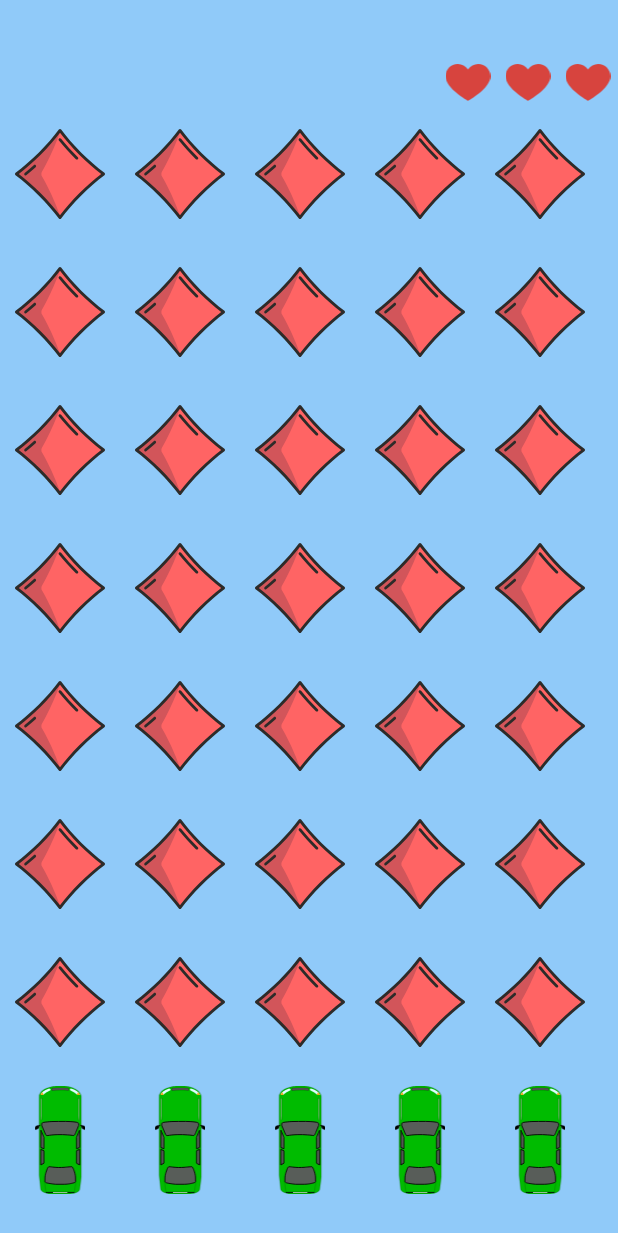
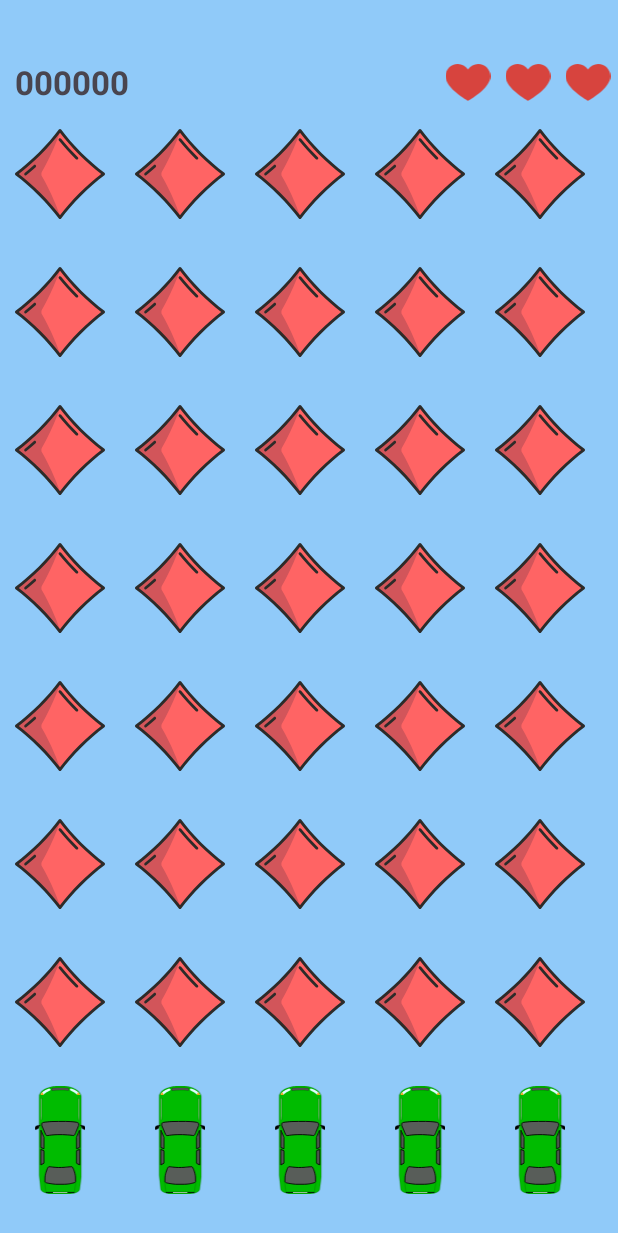
Before and after one commit to Novanard/Three-Lane-Road, an Android app: the layout activity_main.xml on its own in the app's theme, with its tools: preview values and no code run, on a phone screen of 412 x 824 dp. Shown: the top 1233 px of the screen. Run offline under Robolectric (Android 15) with nearby library versions, the phone set to English and light mode, and no system bars.

Commit message:
Finished Coins and Score

```diff
--- a/app/src/main/java/com/example/three_lane_road/MainActivity.kt
+++ b/app/src/main/java/com/example/three_lane_road/MainActivity.kt
@@ -5,6 +5,7 @@ import android.util.Log
 import android.view.View
 import android.view.ViewGroup
 import android.widget.ImageView
+import android.widget.TextView
 import androidx.appcompat.app.AppCompatActivity
 import androidx.appcompat.widget.AppCompatImageView
 import com.google.android.material.floatingactionbutton.FloatingActionButton
@@ -19,18 +20,16 @@ class MainActivity : AppCompatActivity() {
     private lateinit var mainLeftArrow: FloatingActionButton
     private lateinit var mainRightArrow: FloatingActionButton
     private lateinit var lives: Array<AppCompatImageView>
+    private lateinit var score:TextView
     private var tiltDetector: TiltDetector? = null
 
     override fun onCreate(savedInstanceState: Bundle?) {
         super.onCreate(savedInstanceState)
         setContentView(R.layout.activity_main)
-
         // Retrieve the control mode from the Intent
         val controlMode = intent.getStringExtra("CONTROL_MODE") ?: "buttons"
-
         findViews()
         controller = GameController(matrix, lives, this)
-
         if (controlMode == "buttons") {
             // Initialize game with buttons
             initArrows()
@@ -44,11 +43,12 @@ class MainActivity : AppCompatActivity() {
             findViewById<FloatingActionButton>(R.id.rightArrowBtn).visibility= View.GONE
         }
         controller.startGame()
+
     }
-
     private fun findViews() {
         mainRightArrow = findViewById(R.id.rightArrowBtn)
         mainLeftArrow = findViewById(R.id.leftArrowBtn)
+        score=findViewById(R.id.score_textview)
         lives = arrayOf(
             findViewById(R.id.main_heart1),
             findViewById(R.id.main_heart2),
--- a/app/src/main/java/logic/GameController.kt
+++ b/app/src/main/java/logic/GameController.kt
@@ -1,5 +1,6 @@
 package logic
 
+import android.app.Activity
 import android.content.Context
 import android.os.Build
 import android.os.Handler
@@ -10,8 +11,10 @@ import android.os.VibratorManager
 import android.util.Log
 import android.view.View
 import android.widget.ImageView
+import android.widget.TextView
 import android.widget.Toast
 import androidx.appcompat.widget.AppCompatImageView
+import com.example.three_lane_road.R
 import interfaces.TiltCallback
 import kotlinx.coroutines.Runnable
 import utilities.TiltDetector
@@ -22,11 +25,12 @@ class GameController(
     private val context: Context
 ) : TiltCallback {
     private var currLane = 2
+    private var score=0
     private var numLives = 3
     private val numLanes = 5
     private val handler = Handler(Looper.getMainLooper())
     private var gameStarted = true
-
+    private var obsCounter = 0 // For every 3 obstacles 1 coin is spawned
     init {
         prepareMatrix()
         resetGameState()
@@ -56,12 +60,23 @@ class GameController(
                     resetGameState()
                 }
                 moveObstaclesDown()
+                moveCoinsDown()
+                score+=1 // "Increasing the score/odometer"
+                refreshScore()
+                if(obsCounter==3) { //If we reached 3 obstacles we spawn a coin and reset the counter
+                    obsCounter = 0
+                    addRandomCoin()
+                }
+                else
                 addRandomObstacle()
+
                 handler.postDelayed(this, 1000)
             }
         }, 1000)
     }
-
+    fun refreshScore(){
+        (context as Activity).findViewById<TextView>(R.id.score_textview).setText(score.toString())
+    }
     fun changeLane(targetLane: Int) {
         val newLane = targetLane.coerceIn(0, numLanes - 1) // Ensure target lane is valid
 
@@ -86,34 +101,75 @@ class GameController(
     private fun addRandomObstacle() {
         val randomLane = (0 until numLanes).random()
         matrix[0][randomLane].visibility = View.VISIBLE
+        matrix[0][randomLane].tag="OBSTACLE"
+        obsCounter+=1
+    }
+
+    private fun addRandomCoin(){
+        val randomLane = (0 until numLanes).random()
+        matrix[0][randomLane].setImageResource(R.drawable.coin) //Changing the image from obstacle to a coin
+        matrix[0][randomLane].visibility=View.VISIBLE
+        matrix[0][randomLane].tag="COIN"
     }
 
     private fun moveObstaclesDown() {
-        // Process rows from bottom to top, excluding the car row
-        for (i in matrix.size - 2 downTo 0) {
+        for (i in matrix.size - 2 downTo 0) { // Start from the second-to-last row
             for (j in 0 until numLanes) {
-                if (matrix[i][j].visibility == View.VISIBLE) {
-                    matrix[i][j].visibility = View.INVISIBLE // Clear current position
+                if (matrix[i][j].visibility == View.VISIBLE && matrix[i][j].tag == "OBSTACLE") {
+                    matrix[i][j].visibility = View.INVISIBLE
+                    matrix[i][j].tag = null
 
                     // Move obstacle to the next row
-                    if (matrix[i + 1][j].visibility == View.VISIBLE) {
-                        // If the next position is visible, it means a crash occurred
+                    if (i + 1 == matrix.size - 2 && j == currLane) {
+                        // If the obstacle is just above the car, trigger a crash
                         handleCrash()
-                    } else {
+                    } else if (matrix[i + 1][j].visibility != View.VISIBLE) {
+                        matrix[i + 1][j].setImageResource(R.drawable.obs_icon)
                         matrix[i + 1][j].visibility = View.VISIBLE
+                        matrix[i + 1][j].tag = "OBSTACLE"
                     }
                 }
             }
         }
 
-        // Handle the bottom row separately (obstacles reaching the end without a crash)
+        // Clear obstacles reaching the second-to-last row
         for (j in 0 until numLanes) {
-            if (matrix[matrix.size - 1][j].visibility == View.VISIBLE && j != currLane) {
-                // Clear obstacle only if it's not the car
-                matrix[matrix.size - 1][j].visibility = View.INVISIBLE
+            if (matrix[matrix.size - 2][j].visibility == View.VISIBLE && matrix[matrix.size - 2][j].tag == "OBSTACLE") {
+                matrix[matrix.size - 2][j].visibility = View.INVISIBLE
+                matrix[matrix.size - 2][j].tag = null
             }
         }
     }
+
+    private fun moveCoinsDown() {
+        for (i in matrix.size - 2 downTo 0) { // Start from the second-to-last row
+            for (j in 0 until numLanes) {
+                if (matrix[i][j].visibility == View.VISIBLE && matrix[i][j].tag == "COIN") {
+                    matrix[i][j].visibility = View.INVISIBLE
+                    matrix[i][j].tag = null
+
+                    // Move coin to the next row
+                    if (i + 1 == matrix.size - 2 && j == currLane) {
+                        // If the coin is just above the car, collect the coin
+                        collectCoin()
+                    } else if (matrix[i + 1][j].visibility != View.VISIBLE) {
+                        matrix[i + 1][j].setImageResource(R.drawable.coin)
+                        matrix[i + 1][j].visibility = View.VISIBLE
+                        matrix[i + 1][j].tag = "COIN"
+                    }
+                }
+            }
+        }
+
+        // Clear coins reaching the second-to-last row
+        for (j in 0 until numLanes) {
+            if (matrix[matrix.size - 2][j].visibility == View.VISIBLE && matrix[matrix.size - 2][j].tag == "COIN") {
+                matrix[matrix.size - 2][j].visibility = View.INVISIBLE
+                matrix[matrix.size - 2][j].tag = null
+            }
+        }
+    }
+
 
     private fun handleCrash() {
         numLives -= 1 // Decrement lives
@@ -127,6 +183,10 @@ class GameController(
             endGame()
         }
     }
+    private fun collectCoin(){
+        score+=1
+    }
+
 
     private fun endGame() {
         gameStarted = false
@@ -164,6 +224,10 @@ class GameController(
         return currLane
     }
 
+    fun getScore():Int{
+        return score
+    }
+
     // SENSOR FUNCTIONS
     override fun tiltLeft() {
         if (currLane > 0) {
--- /dev/null
+++ b/app/src/main/res/drawable/coin.xml
@@ -0,0 +1,46 @@
+
+<vector xmlns:android="http://schemas.android.com/apk/res/android"
+    android:width="800dp"
+    android:height="800dp"
+    android:viewportWidth="58.007"
+    android:viewportHeight="58.007">
+    <path android:pathData="M52.003,29.211v1.238c0,6.932-11.641,12.551-26,12.551   c-7.926,0-15.019-1.714-19.788-4.414C7.823,44.831,18.751,50,32.003,50c14.359,0,26-6.068,26-13   C58.003,33.952,55.747,31.266,52.003,29.211" android:fillColor="#FCC62D" />
+    <path android:pathData="M32.003,50c-14.359,0-26-6.068-26-13v8.448c0,6.932,11.641,12.552,26,12.552   s26-5.62,26-12.552V37C58.003,43.932,46.362,50,32.003,50" android:fillColor="#E4AF18" />
+    <path android:pathData="M9.003,51.349c0.59,0.539,1.259,1.055,2,1.545v-8.291   c-0.741-0.51-1.41-1.045-2-1.603V51.349z" android:fillColor="#CE9912" />
+    <path android:pathData="M53.003,44.603v8.291c0.741-0.489,1.41-1.006,2-1.545V43   C54.414,43.558,53.745,44.093,53.003,44.603" android:fillColor="#CE9912" />
+    <path android:pathData="M13.003,54.06c0.632,0.327,1.3,0.636,2,0.929v-8.193   c-0.7-0.308-1.368-0.633-2-0.975V54.06z" android:fillColor="#CE9912" />
+    <path android:pathData="M49.003,54.988c0.7-0.292,1.368-0.602,2-0.929V45.82   c-0.632,0.342-1.3,0.668-2,0.975V54.988z" android:fillColor="#CE9912" />
+    <path android:pathData="M17.003,55.745c0.646,0.221,1.313,0.427,2,0.619V48.25   c-0.687-0.204-1.354-0.423-2-0.656V55.745z" android:fillColor="#CE9912" />
+    <path android:pathData="M45.003,56.364c0.687-0.192,1.354-0.398,2-0.619v-8.151   c-0.646,0.233-1.313,0.452-2,0.656V56.364z" android:fillColor="#CE9912" />
+    <path android:pathData="M22.003,57.084c0.653,0.132,1.321,0.25,2,0.355v-8.044   c-0.679-0.113-1.347-0.239-2-0.379V57.084z" android:fillColor="#CE9912" />
+    <path android:pathData="M40.003,57.439c0.679-0.106,1.347-0.224,2-0.355v-8.069   c-0.653,0.14-1.321,0.266-2,0.38V57.439z" android:fillColor="#CE9912" />
+    <path android:pathData="M28.003,57.899c0.658,0.049,1.326,0.083,2,0.107v-8.003   c-0.674-0.026-1.342-0.062-2-0.115V57.899z" android:fillColor="#CE9912" />
+    <path android:pathData="M34.003,58.007c0.674-0.025,1.342-0.058,2-0.107v-8.012   c-0.658,0.053-1.326,0.089-2,0.116V58.007z" android:fillColor="#CE9912" />
+    <path android:pathData="M26.003,34.993c-14.359,0-26-6.068-26-13v8.448c0,6.932,11.641,12.552,26,12.552   s26-5.62,26-12.552v-8.448C52.003,28.925,40.362,34.993,26.003,34.993" android:fillColor="#E4AF18" />
+    <path android:pathData="M3.003,36.342c0.59,0.539,1.259,1.055,2,1.545v-8.291   c-0.741-0.51-1.41-1.045-2-1.602V36.342z" android:fillColor="#CE9912" />
+    <path android:pathData="M47.003,29.596v8.291c0.741-0.489,1.41-1.006,2-1.545v-8.349   C48.414,28.551,47.745,29.086,47.003,29.596" android:fillColor="#CE9912" />
+    <path android:pathData="M7.003,39.053c0.632,0.327,1.3,0.636,2,0.929v-8.193   c-0.7-0.308-1.368-0.633-2-0.975V39.053z" android:fillColor="#CE9912" />
+    <path android:pathData="M43.003,39.981c0.7-0.292,1.368-0.601,2-0.929v-8.239   c-0.632,0.342-1.3,0.668-2,0.975V39.981z" android:fillColor="#CE9912" />
+    <path android:pathData="M11.003,40.738c0.646,0.221,1.313,0.427,2,0.619v-8.114   c-0.687-0.204-1.354-0.423-2-0.656V40.738z" android:fillColor="#CE9912" />
+    <path android:pathData="M39.003,41.357c0.687-0.192,1.354-0.398,2-0.619v-8.151   c-0.646,0.233-1.313,0.452-2,0.656V41.357z" android:fillColor="#CE9912" />
+    <path android:pathData="M16.003,42.077c0.653,0.132,1.321,0.25,2,0.355v-8.044   c-0.679-0.113-1.347-0.239-2-0.379V42.077z" android:fillColor="#CE9912" />
+    <path android:pathData="M34.003,42.433c0.679-0.106,1.347-0.224,2-0.355v-8.069   c-0.653,0.14-1.321,0.266-2,0.38V42.433z" android:fillColor="#CE9912" />
+    <path android:pathData="M22.003,42.893c0.658,0.049,1.326,0.083,2,0.107v-8.003   c-0.674-0.026-1.342-0.062-2-0.115V42.893z" android:fillColor="#CE9912" />
+    <path android:pathData="M28.003,43c0.674-0.025,1.342-0.058,2-0.107v-8.012   c-0.658,0.053-1.326,0.089-2,0.116V43z" android:fillColor="#CE9912" />
+    <path android:pathData="M51.32,33.302C48.643,38.858,38.329,43,26.003,43c-4.604,0-8.926-0.58-12.677-1.593   c3.628,2.463,10.085,4.559,18.677,4.559c13.682,0,22-5.311,22-8.966C54.003,35.78,53.064,34.486,51.32,33.302" android:fillColor="#FFD949" />
+    <path android:pathData="M31.003,33c-14.359,0-26-5.62-26-12.552v-5.652c-3.141,1.969-5,4.438-5,7.204   c0,6.932,11.641,13,26,13c6.914,0,13.192-1.409,17.849-3.642C40.061,32.401,35.678,33,31.003,33" android:fillColor="#FFD949" />
+    <path android:pathData="M31.003,24.993c-14.359,0-26-6.068-26-13v8.448c0,6.932,11.641,12.552,26,12.552   c14.359,0,26-5.62,26-12.552v-8.448C57.003,18.925,45.362,24.993,31.003,24.993" android:fillColor="#E4AF18" />
+    <path android:pathData="M8.003,26.342c0.59,0.539,1.259,1.055,2,1.545v-8.291   c-0.741-0.51-1.41-1.045-2-1.602V26.342z" android:fillColor="#CE9912" />
+    <path android:pathData="M52.003,19.596v8.291c0.741-0.489,1.41-1.006,2-1.545v-8.349   C53.414,18.551,52.745,19.086,52.003,19.596" android:fillColor="#CE9912" />
+    <path android:pathData="M12.003,29.053c0.632,0.327,1.3,0.636,2,0.929v-8.193   c-0.7-0.308-1.368-0.633-2-0.975V29.053z" android:fillColor="#CE9912" />
+    <path android:pathData="M48.003,29.981c0.7-0.292,1.368-0.601,2-0.929v-8.239   c-0.632,0.342-1.3,0.668-2,0.975V29.981z" android:fillColor="#CE9912" />
+    <path android:pathData="M16.003,30.738c0.646,0.221,1.313,0.427,2,0.619v-8.114   c-0.687-0.204-1.354-0.423-2-0.656V30.738z" android:fillColor="#CE9912" />
+    <path android:pathData="M44.003,31.357c0.687-0.192,1.354-0.398,2-0.619v-8.151   c-0.646,0.233-1.313,0.452-2,0.656V31.357z" android:fillColor="#CE9912" />
+    <path android:pathData="M21.003,32.077c0.653,0.132,1.321,0.25,2,0.355v-8.044   c-0.679-0.113-1.347-0.239-2-0.379V32.077z" android:fillColor="#CE9912" />
+    <path android:pathData="M39.003,32.433c0.679-0.106,1.347-0.224,2-0.355v-8.069   c-0.653,0.14-1.321,0.266-2,0.38V32.433z" android:fillColor="#CE9912" />
+    <path android:pathData="M27.003,32.893c0.658,0.049,1.326,0.083,2,0.107v-8.003   c-0.674-0.026-1.342-0.062-2-0.115V32.893z" android:fillColor="#CE9912" />
+    <path android:pathData="M33.003,33c0.674-0.025,1.342-0.058,2-0.107v-8.012   c-0.658,0.053-1.326,0.089-2,0.116V33z" android:fillColor="#CE9912" />
+    <path android:pathData="M57.003,12c0,6.932-11.641,13-26,13c-14.359,0-26-6.068-26-13   c0-6.932,11.641-12,26-12C45.362,0,57.003,5.068,57.003,12" android:fillColor="#FCC62D" />
+    <path android:pathData="M31.003,20.966c-13.682,0-22-5.31-22-8.966c0-3.655,8.318-9,22-9   c13.682,0,22,5.345,22,9C53.003,15.656,44.685,20.966,31.003,20.966" android:fillColor="#FFD949" />
+    <path android:pathData="M37.784,13.359c0.82-0.174,1.301-0.68,1.124-1.257l-0.19-0.616   c-0.139-0.453-0.68-0.831-1.343-1.019c-0.902-1.927-3.202-2.625-6.618-2.625c-0.162,0-0.32,0.004-0.476,0.01   c-1.166,0.048-2.329-0.064-3.236-0.396c-0.37-0.135-0.671-0.276-0.87-0.423c-0.09-0.066-0.308-0.024-0.308,0.06   c0,0.146,0.011,0.319,0.043,0.511c0.124,0.747-0.024,0.635-0.762,1.38c-0.428,0.434-0.769,0.934-1.016,1.486   c-0.659,0.189-1.197,0.566-1.336,1.017l-0.19,0.616c-0.177,0.577,0.304,1.083,1.124,1.257c0.234,1.476,1.237,2.772,3.424,3.486   l-0.12,1.037c-0.032,0.277-0.271,0.533-0.619,0.659l-4.411,1.592C24.58,20.674,27.516,21,30.757,21   c3.196,0,6.095-0.317,8.645-0.842l-4.315-1.613c-0.341-0.128-0.575-0.382-0.606-0.654l-0.121-1.045   C36.547,16.132,37.55,14.835,37.784,13.359" android:fillColor="#F0C41B" />
+</vector>
--- a/app/src/main/res/layout/activity_main.xml
+++ b/app/src/main/res/layout/activity_main.xml
@@ -7,7 +7,15 @@
     android:layout_height="match_parent"
     tools:context=".MainActivity"
     android:background="@color/bg_color">
-
+    <TextView
+        android:layout_width="wrap_content"
+        android:layout_height="wrap_content"
+        android:text="000000"
+        android:textSize="22sp"
+        android:layout_marginTop="@dimen/heart_margin"
+        android:layout_marginLeft="10dp"
+        android:textStyle="bold"
+        android:id="@+id/score_textview"/>
     <androidx.appcompat.widget.LinearLayoutCompat
         android:id="@+id/heartLayout"
         android:layout_width="120dp"
```
